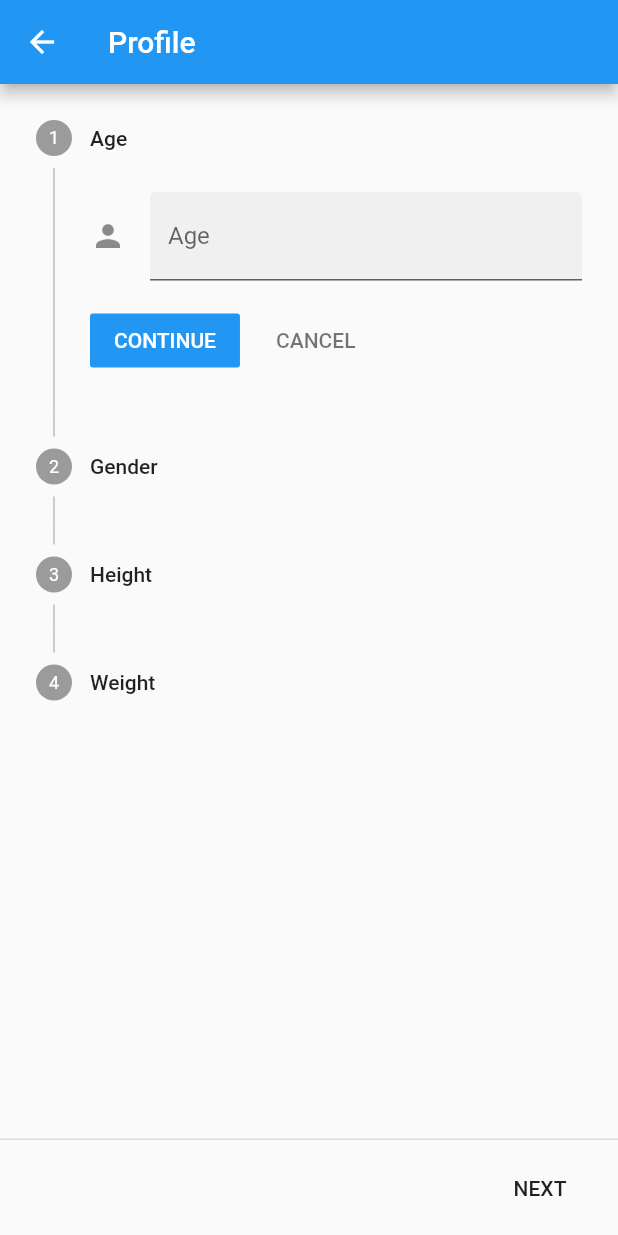
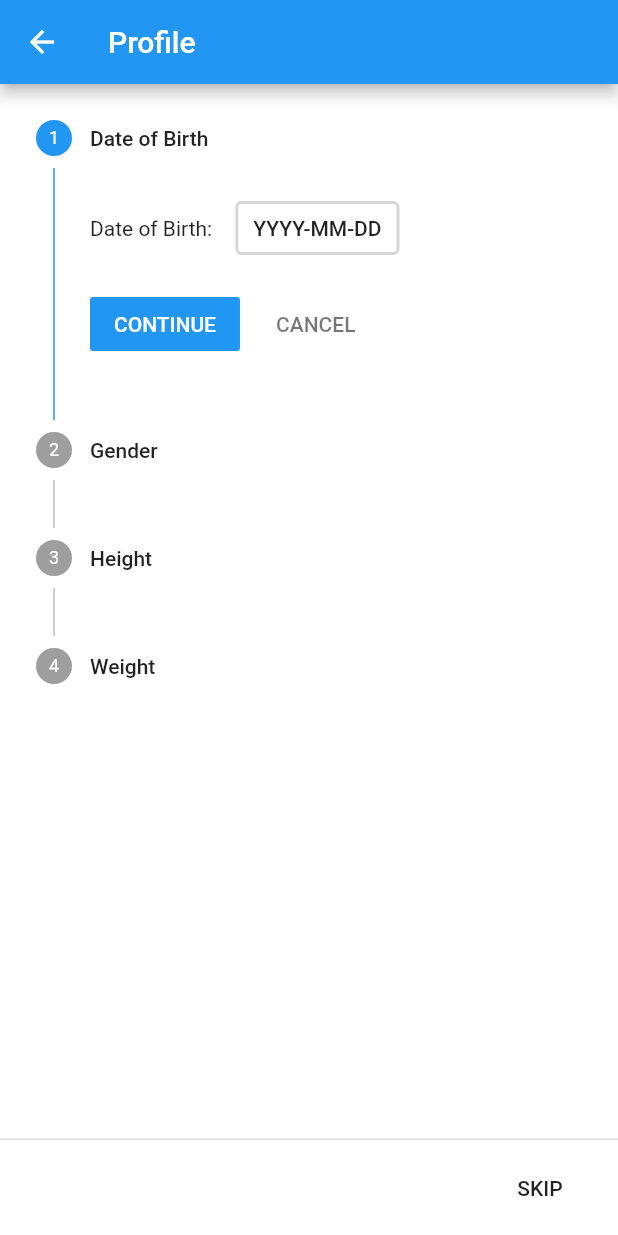
Before and after one commit to CZX123/Fit, a Flutter app: the screen it shows after launch, item 3 of the bottom bar chosen, after a tap on "Profile", on a phone screen of 412 x 824 dp. Run offline on Flutter 3.47's test engine with Material 2 defaults, Android fonts, the phone set to English and light mode, and no system bars; our stand-ins replace flutter_local_notifications, shared_preferences; Roboto replaces fonts that are missing (Renner*); statements that could not run were skipped.

Commit message:
Reduced theme color changes & updated profile page

```diff
--- a/lib/main.dart
+++ b/lib/main.dart
@@ -47,7 +47,7 @@ class App extends StatefulWidget {
 class AppState extends State<App> {
   final String _key = 'darkMode';
   Brightness brightness = Brightness.light;
-  Color primaryColor = Colors.blue;
+  Color primaryColor = Colors.grey[200];
   Color accentColor = Colors.deepOrangeAccent;
 
   @override
@@ -57,7 +57,8 @@ class AppState extends State<App> {
       if (darkMode) {
         setState(() {
           brightness = Brightness.dark;
-          primaryColor = Colors.grey[900];
+          primaryColor = Colors.grey[800];
+          accentColor = Colors.limeAccent;
         });
       }
     });
@@ -93,6 +94,7 @@ class AppState extends State<App> {
         theme: ThemeData(
           brightness: brightness,
           primaryColor: primaryColor,
+          primaryColorBrightness: Brightness.dark,
           accentColor: accentColor,
         ),
         home: widget.child,
@@ -175,10 +177,10 @@ class MyHomePageState extends State<MyHomePage> with TickerProviderStateMixin {
       context,
       MaterialPageRoute(
         builder: (context) => StartActivityScreen(
-          name: payload,
-          icon: getIconFromName(payload),
-          description: getDescriptionFromName(payload),
-        ),
+              name: payload,
+              icon: getIconFromName(payload),
+              description: getDescriptionFromName(payload),
+            ),
       ),
     );
   }
@@ -206,24 +208,9 @@ class MyHomePageState extends State<MyHomePage> with TickerProviderStateMixin {
   }
 
   void changeScreen() {
-    index = controller.index;
-    bool darkMode = Theme.of(context).brightness == Brightness.dark;
-    if (index == 0 && !darkMode)
-      changeColor(Colors.blue, Colors.deepOrangeAccent);
-    else if (index == 0)
-      changeColor(Colors.grey[900], Colors.deepOrangeAccent);
-    else if (index == 1 && !darkMode)
-      changeColor(Colors.green, Colors.limeAccent);
-    else if (index == 1)
-      changeColor(Colors.grey[900], Colors.limeAccent[700]);
-    else if (index == 2 && !darkMode)
-      changeColor(Colors.blueGrey, Colors.blueGrey);
-    else
-      changeColor(Colors.grey[900], Colors.blueGrey);
-  }
-
-  void changeColor(Color newPrimaryColor, Color newAccentColor) {
-    App.of(context).changeColors(newPrimaryColor, newAccentColor);
+    setState(() {
+      index = controller.index;
+    });
   }
 
   @override
@@ -243,6 +230,7 @@ class MyHomePageState extends State<MyHomePage> with TickerProviderStateMixin {
       ),
       floatingActionButton: index == 0
           ? FloatingActionButton(
+              backgroundColor: darkMode ? Colors.grey[800] : Colors.deepOrangeAccent,
               onPressed: () async {
                 String value = await Navigator.push(
                     context,
@@ -255,14 +243,21 @@ class MyHomePageState extends State<MyHomePage> with TickerProviderStateMixin {
                 }
               },
               tooltip: 'New Activity',
-              child: const Icon(Icons.add),
+              child: Icon(
+                Icons.add,
+                color: darkMode ? Colors.limeAccent : Colors.white,
+              ),
             )
           : null,
       bottomNavigationBar: Material(
         color: darkMode ? Colors.grey[850] : Colors.white,
         elevation: 8.0,
         child: Padding(
-          padding: EdgeInsets.symmetric(horizontal: MediaQuery.of(context).orientation == Orientation.portrait ? 0.0 : 72.0),
+          padding: EdgeInsets.symmetric(
+              horizontal:
+                  MediaQuery.of(context).orientation == Orientation.portrait
+                      ? 0.0
+                      : 72.0),
           child: TabIcons(
             controller: controller,
           ),
--- a/lib/profile.dart
+++ b/lib/profile.dart
@@ -1,4 +1,6 @@
+import 'dart:async';
 import 'package:flutter/material.dart';
+import 'fileManager.dart';
 import 'sportsIcons.dart';
 
 class ProfileScreen extends StatefulWidget {
@@ -9,23 +11,74 @@ class ProfileScreen extends StatefulWidget {
 class _ProfileScreenState extends State<ProfileScreen> {
   int stepIndex = 0;
   int radioValue = 0;
+  DateTime date = DateTime(2000);
+  bool datePicked = false;
+  FocusNode focusNode;
+
+  @override
+  void initState() {
+    super.initState();
+    focusNode = FocusNode();
+    readFile().then((contents) {
+      if (contents != null) {
+        if (contents['DOB'] != null) {
+          setState(() {
+            datePicked = true;
+            date = DateTime(
+              contents['DOB'][0],
+              contents['DOB'][1],
+              contents['DOB'][2],
+            );
+          });
+        }
+      }
+    });
+  }
+
   void changeRadioValue(int value) {
     setState(() {
       radioValue = value;
     });
   }
 
+  Future<Map<String, dynamic>> readFile() async {
+    return FileManager.readFile('profile.json');
+  }
+
+  Future<Null> _selectDate(BuildContext context) async {
+    final DateTime picked = await showDatePicker(
+      context: context,
+      initialDate: date,
+      firstDate: DateTime(1900),
+      lastDate: DateTime.now(),
+    );
+    if (picked != null) {
+      setState(() {
+        datePicked = true;
+        date = picked;
+      });
+    }
+  }
+
   @override
   Widget build(BuildContext context) {
+    final bool darkMode = Theme.of(context).brightness == Brightness.dark;
+    final Color textColor = darkMode ? Colors.white : Colors.black87;
+    final Color outlineColor = darkMode ? Colors.grey[600] : Colors.grey[350];
+    final Color highlightedBorderColor =
+        darkMode ? Colors.lightBlue : Colors.blue;
     return Theme(
       data: ThemeData(
-        brightness: Brightness.light,
-        primarySwatch: Colors.blue,
+        brightness: Theme.of(context).brightness,
         primaryColor: Colors.blue,
-        accentColor: Colors.deepOrangeAccent,
+        accentColor: darkMode ? Colors.limeAccent : Colors.deepOrangeAccent,
+        toggleableActiveColor:
+            darkMode ? Colors.limeAccent : Colors.deepOrangeAccent,
       ),
       child: Scaffold(
+        backgroundColor: darkMode ? Colors.grey[900] : Colors.white,
         appBar: AppBar(
+          backgroundColor: darkMode ? Colors.grey[850] : Colors.blue,
           title: const Text(
             'Profile',
             style: const TextStyle(
@@ -39,11 +92,14 @@ class _ProfileScreenState extends State<ProfileScreen> {
         body: SingleChildScrollView(
           child: Container(
             height: MediaQuery.of(context).size.height -
+                MediaQuery.of(context).padding.top -
                 52.0 -
-                64.0,
+                56.0,
             child: Stepper(
               currentStep: stepIndex,
               onStepContinue: () {
+                readFile();
+                focusNode.unfocus();
                 setState(() {
                   if (stepIndex < 3)
                     stepIndex++;
@@ -52,7 +108,11 @@ class _ProfileScreenState extends State<ProfileScreen> {
                 });
               },
               onStepCancel: () {
+                focusNode.unfocus();
                 setState(() {
+                  if (stepIndex == 0) {
+                    datePicked = false;
+                  }
                   if (stepIndex < 3)
                     stepIndex++;
                   else
@@ -66,38 +126,79 @@ class _ProfileScreenState extends State<ProfileScreen> {
               },
               steps: <Step>[
                 Step(
-                  title: const Text('Age'),
-                  content: Container(
-                    child: TextFormField(
-                      decoration: const InputDecoration(
-                        border: const UnderlineInputBorder(),
-                        filled: true,
-                        icon: const Icon(Icons.person),
-                        hintText: "What's your age?",
-                        labelText: 'Age',
+                  isActive: stepIndex == 0 ? true : false,
+                  title: const Text('Date of Birth'),
+                  content: Row(
+                    children: <Widget>[
+                      Text('Date of Birth: '),
+                      const SizedBox(
+                        width: 12.0,
                       ),
-                      keyboardType: TextInputType.numberWithOptions(),
+                      Builder(
+                        builder: (context) => OutlineButton(
+                              shape: const RoundedRectangleBorder(
+                                borderRadius: const BorderRadius.all(
+                                  const Radius.circular(4.0),
+                                ),
+                              ),
+                              highlightElevation: 0.0,
+                              borderSide: BorderSide(
+                                color: outlineColor,
+                                width: 2.0,
+                              ),
+                              highlightedBorderColor: highlightedBorderColor,
+                              padding:
+                                  const EdgeInsets.symmetric(horizontal: 12.0),
+                              child: Container(
+                                height: 36.0,
+                                alignment: Alignment.center,
+                                child: Text(
+                                  datePicked
+                                      ? date.toIso8601String().substring(0, 10)
+                                      : 'YYYY-MM-DD',
+                                  style: TextStyle(
+                                    color: textColor,
+                                    fontWeight: FontWeight.w500,
                                   ),
                                 ),
                               ),
+                              onPressed: () => _selectDate(context),
+                            ),
+                      ),
+                    ],
+                  ),
+                ),
                 Step(
+                  isActive: stepIndex == 1 ? true : false,
                   title: const Text('Gender'),
                   content: Column(
                     children: <Widget>[
                       RadioListTile<int>(
-                        title: const Text('Male'),
+                        dense: true,
+                        title: const Text(
+                          'Male',
+                          style: TextStyle(fontSize: 15.0),
+                        ),
                         value: 0,
                         groupValue: radioValue,
                         onChanged: changeRadioValue,
                       ),
                       RadioListTile<int>(
-                        title: const Text('Female'),
+                        dense: true,
+                        title: const Text(
+                          'Female',
+                          style: TextStyle(fontSize: 15.0),
+                        ),
                         value: 1,
                         groupValue: radioValue,
                         onChanged: changeRadioValue,
                       ),
                       RadioListTile<int>(
-                        title: const Text('I prefer not to say'),
+                        dense: true,
+                        title: const Text(
+                          'I prefer not to say',
+                          style: TextStyle(fontSize: 15.0),
+                        ),
                         value: 2,
                         groupValue: radioValue,
                         onChanged: changeRadioValue,
@@ -106,33 +207,33 @@ class _ProfileScreenState extends State<ProfileScreen> {
                   ),
                 ),
                 Step(
+                  //state: stepIndex == 2 ? StepState.editing : StepState.indexed,
+                  isActive: stepIndex == 2 ? true : false,
                   title: const Text('Height'),
-                  content: Container(
-                    child: TextFormField(
+                  content: TextFormField(
+                    focusNode: focusNode,
                     decoration: const InputDecoration(
                       border: const UnderlineInputBorder(),
                       filled: true,
                       icon: const Icon(Icons.accessibility),
-                        hintText: "What's your height?",
-                        labelText: 'Height',
+                      labelText: 'Height (cm)',
                     ),
                     keyboardType: TextInputType.numberWithOptions(),
                   ),
                 ),
-                ),
                 Step(
+                  //state: stepIndex == 3 ? StepState.values : StepState.indexed,
+                  isActive: stepIndex == 3 ? true : false,
                   title: const Text('Weight'),
-                  content: Container(
-                    child: TextFormField(
+                  content: TextFormField(
+                    focusNode: focusNode,
                     decoration: const InputDecoration(
                       border: const UnderlineInputBorder(),
                       filled: true,
                       icon: const Icon(SportsIcons.scale),
-                        hintText: "What's your weight?",
-                        labelText: 'Weight',
+                      labelText: 'Weight (kg)',
                     ),
                     keyboardType: TextInputType.numberWithOptions(),
-                    ),
                   ),
                 ),
               ],
@@ -141,7 +242,7 @@ class _ProfileScreenState extends State<ProfileScreen> {
         ),
         persistentFooterButtons: <Widget>[
           FlatButton(
-            child: Text('NEXT'),
+            child: Text('SKIP'),
             onPressed: () {
               Navigator.pop(context);
             },
```
Also changed, not shown: lib/addActivity.dart (+13 -2 lines), lib/settings.dart (+25 -4 lines), assets/fonts/Sports.ttf. Lines whose indentation alone changed are shown as unchanged.
